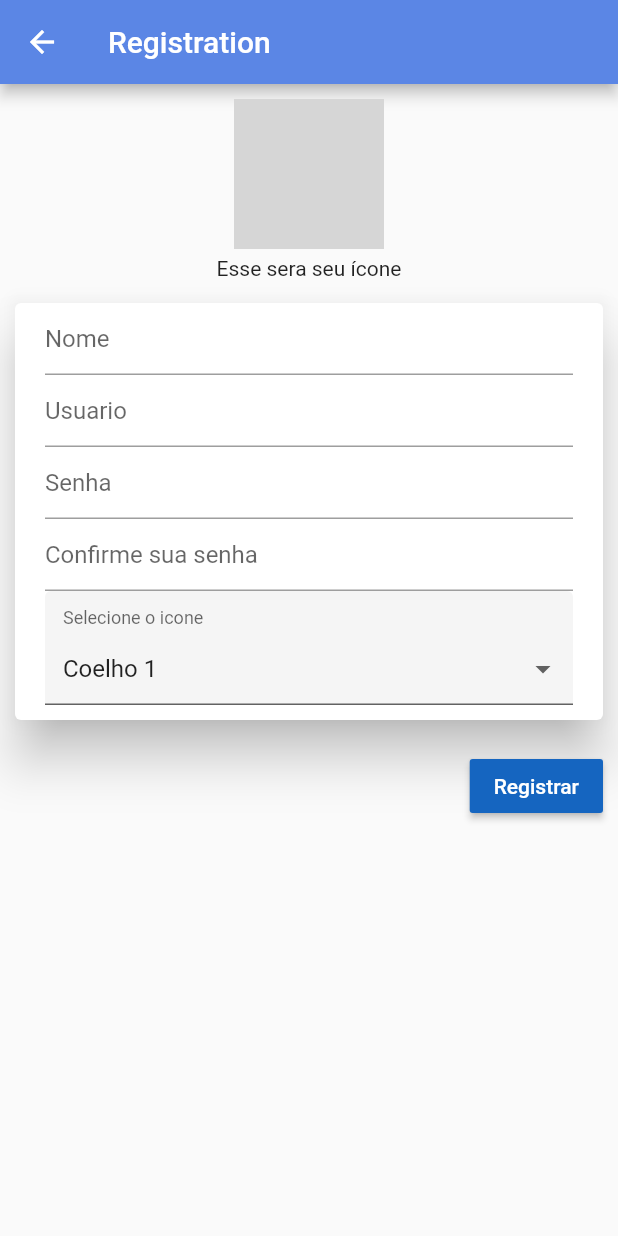
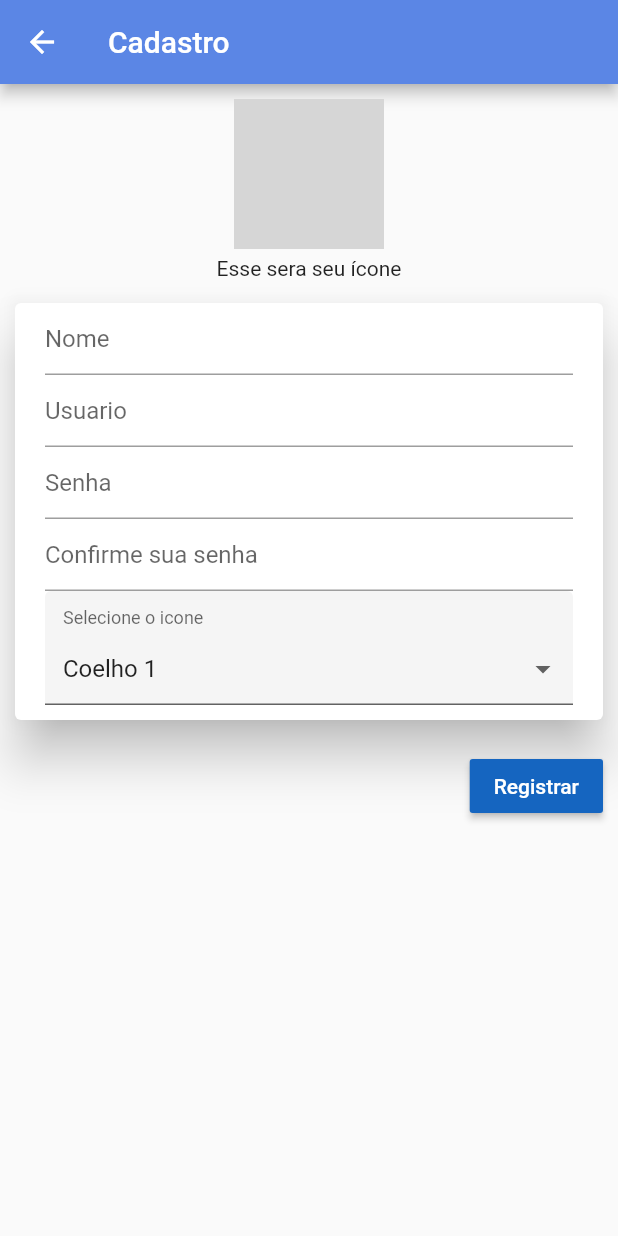
Before and after one commit to maximosdrr/WhiteRabbitProject, a Flutter app: the RegistrationPage screen opened by its route, on a phone screen of 412 x 824 dp. Run offline on Flutter 3.47's test engine with Material 2 defaults, Android fonts, the phone set to English and light mode, and no system bars; drawn by our look-alikes of dropdown_formfield; our stand-ins replace auto_size_text, flutter_mobx, flutter_modular, flutter_svg, mobx, shared_preferences and 1 more; accounts and stored records are empty; generated files the repository leaves out were written again; grey boxes are pictures that could not be loaded.

Commit message:
Alterações nos margis do load e das mensagens

```diff
--- a/white_rabbit_app/lib/app/assets/splashs/loadScreen.dart
+++ b/white_rabbit_app/lib/app/assets/splashs/loadScreen.dart
@@ -20,6 +20,9 @@ class _LoadScreenState extends State<LoadScreen> {
               child: CircularProgressIndicator(),
             ),
             Container(
+              margin: EdgeInsets.only(
+                top: 10,
+              ),
               child: Text(
                 'Carregando',
                 style: TextStyle(
--- a/white_rabbit_app/lib/app/modules/home/widgets/message.dart
+++ b/white_rabbit_app/lib/app/modules/home/widgets/message.dart
@@ -23,6 +23,7 @@ class _MessageBoxState extends State<MessageBox> {
           : Alignment.bottomLeft,
       child: Container(
         margin: EdgeInsets.only(
+          top: 5,
           left: widget.message.messageIsMine ? 0 : 10,
           right: widget.message.messageIsMine ? 10 : 0,
           bottom: 10,
--- a/white_rabbit_app/lib/app/modules/registration/registration_page.dart
+++ b/white_rabbit_app/lib/app/modules/registration/registration_page.dart
@@ -7,8 +7,7 @@ import 'registration_controller.dart';
 
 class RegistrationPage extends StatefulWidget {
   final String title;
-  const RegistrationPage({Key key, this.title = "Registration"})
-      : super(key: key);
+  const RegistrationPage({Key key, this.title = "Cadastro"}) : super(key: key);
 
   @override
   _RegistrationPageState createState() => _RegistrationPageState();
```
